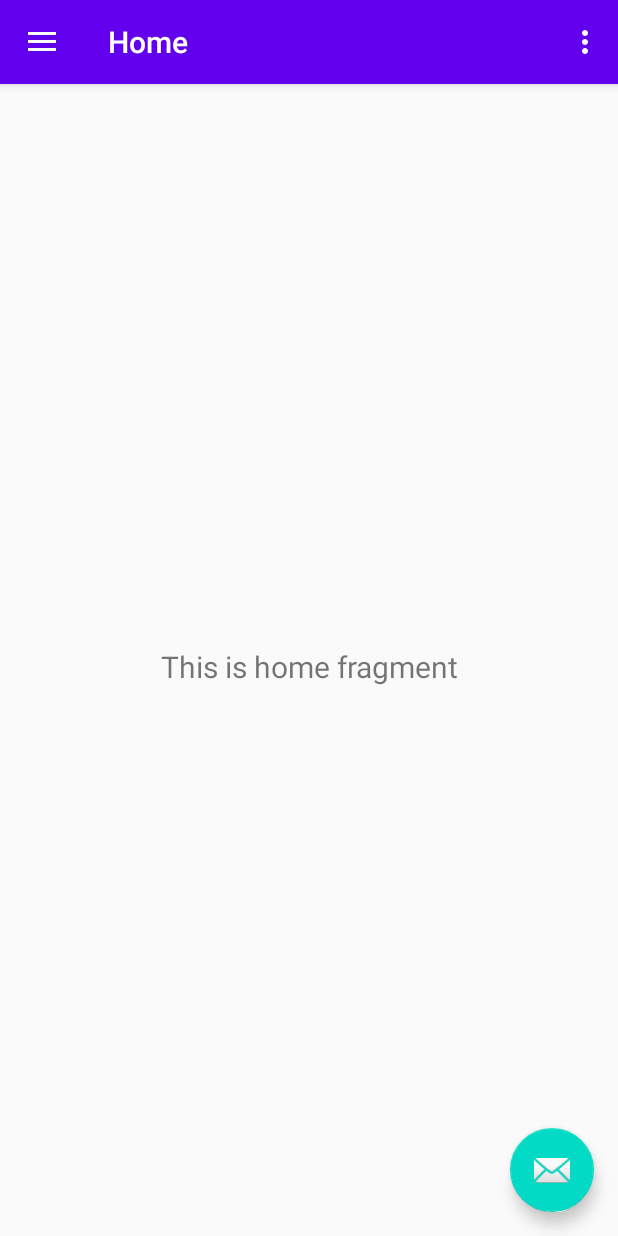
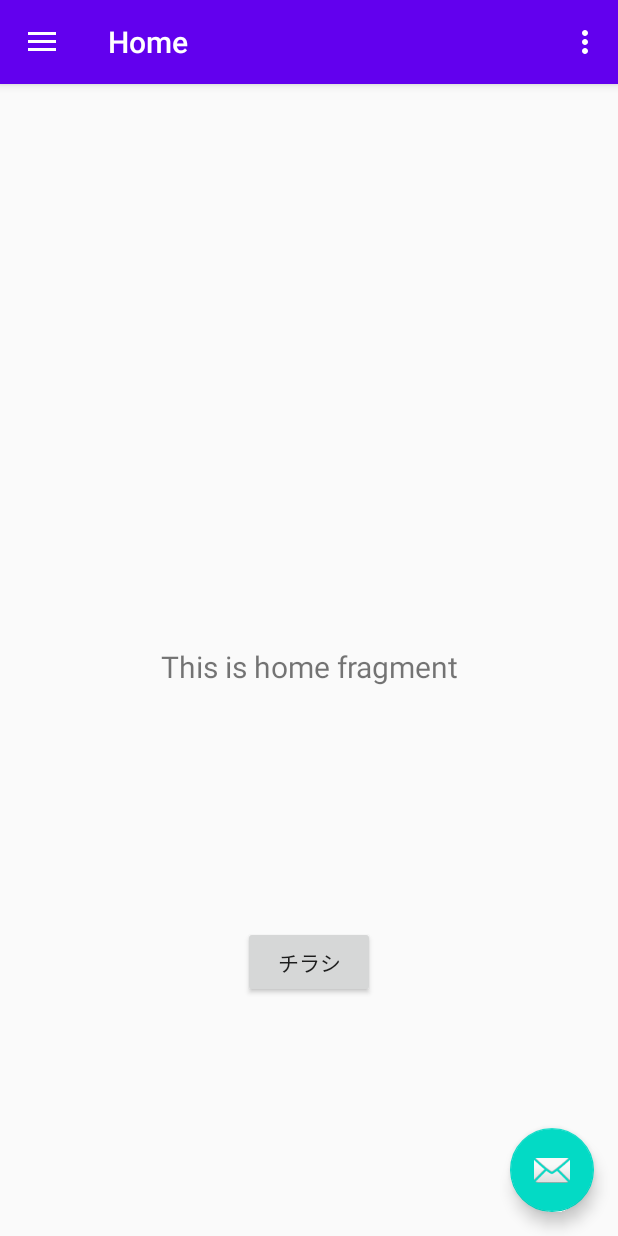
Before and after one commit to ssc-bando/android_customer_app_base, an Android app: the screen it shows after launch (MainActivity), on a phone screen of 412 x 824 dp. Run offline under Robolectric (Android 15) with nearby library versions, the phone set to English and light mode, and no system bars; our stand-ins replace navigation-ui.

Commit message:
add: fragment change from home to flyer

```diff
--- a/app/src/main/res/layout/fragment_home.xml
+++ b/app/src/main/res/layout/fragment_home.xml
@@ -19,4 +19,14 @@
         app:layout_constraintEnd_toEndOf="parent"
         app:layout_constraintStart_toStartOf="parent"
         app:layout_constraintTop_toTopOf="parent" />
+
+    <Button
+        android:id="@+id/button_show_flyer"
+        android:layout_width="wrap_content"
+        android:layout_height="wrap_content"
+        android:text="チラシ"
+        app:layout_constraintBottom_toBottomOf="parent"
+        app:layout_constraintEnd_toEndOf="parent"
+        app:layout_constraintStart_toStartOf="parent"
+        app:layout_constraintTop_toBottomOf="@+id/text_home" />
 </androidx.constraintlayout.widget.ConstraintLayout>
--- a/app/src/main/res/navigation/mobile_navigation.xml
+++ b/app/src/main/res/navigation/mobile_navigation.xml
@@ -14,6 +14,9 @@
         <action
             android:id="@+id/action_HomeFragment_to_HomeSecondFragment"
             app:destination="@id/nav_home_second" />
+        <action
+            android:id="@+id/action_nav_home_to_showFlyerFragment"
+            app:destination="@id/showFlyerFragment" />
     </fragment>
     <fragment
         android:id="@+id/nav_home_second"
@@ -40,4 +43,9 @@
         android:name="com.example.customerapplicationbase.ui.slideshow.SlideshowFragment"
         android:label="@string/menu_slideshow"
         tools:layout="@layout/fragment_slideshow" />
+    <fragment
+        android:id="@+id/showFlyerFragment"
+        android:name="com.example.customerapplicationbase.ui.flyer.ShowFlyerFragment"
+        android:label="fragment_showflyer"
+        tools:layout="@layout/fragment_showflyer" />
 </navigation>
--- a/app/src/main/res/values/strings.xml
+++ b/app/src/main/res/values/strings.xml
@@ -12,4 +12,7 @@
     <string name="menu_slideshow">Slideshow</string>
 
     <string name="home_second">Home Second</string>
+
+    <!-- TODO: Remove or change this placeholder text -->
+    <string name="hello_blank_fragment">Hello blank fragment</string>
 </resources>
```
Also changed, not shown: app/src/main/java/com/example/customerapplicationbase/ui/flyer/ShowFlyerFragment.java (added, +66 -0 lines), app/src/main/java/com/example/customerapplicationbase/ui/home/HomeFragment.java (+16 -0 lines), app/src/main/res/layout/fragment_showflyer.xml (added, +14 -0 lines).
